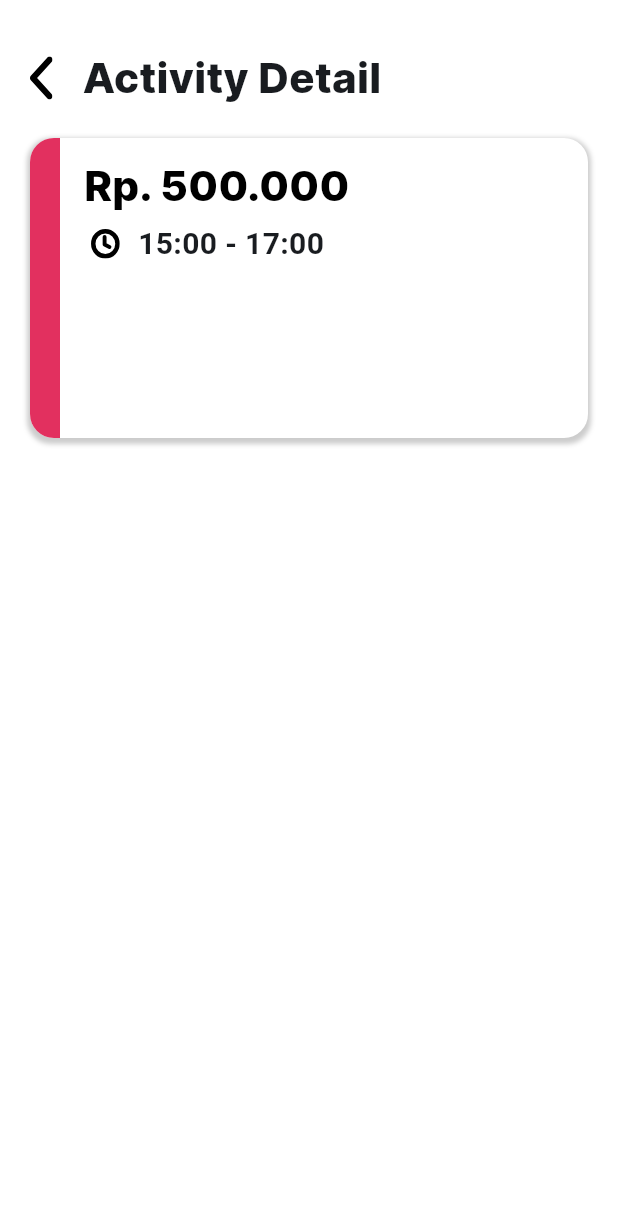
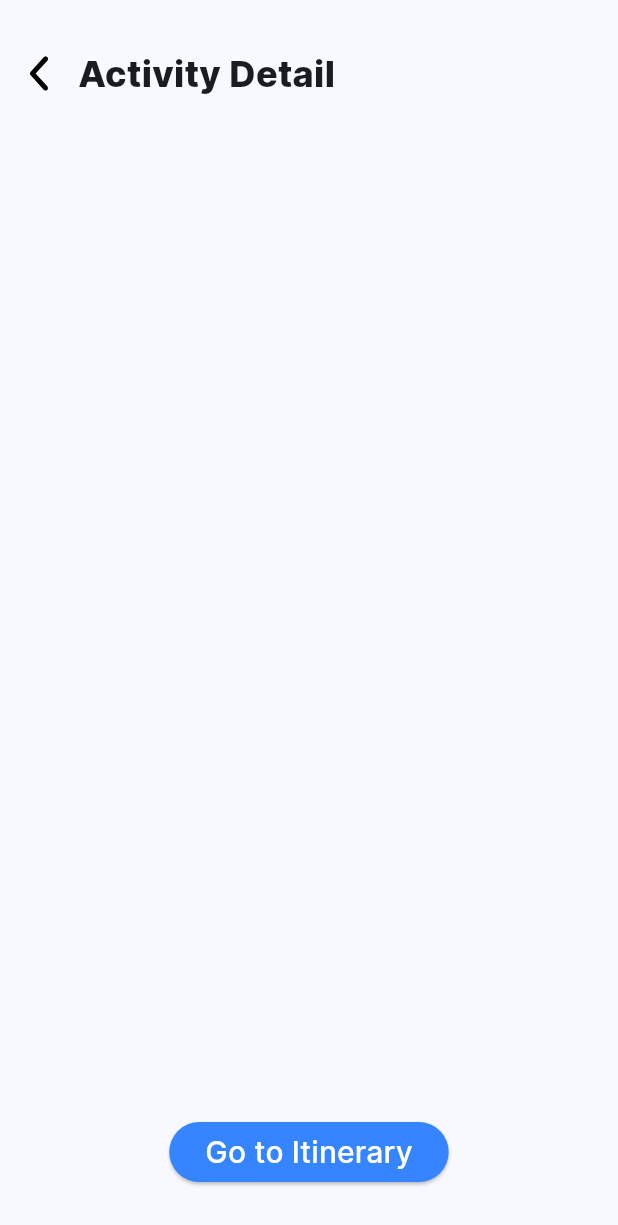
Before and after one commit to ryanceha/Trippin, a Flutter app: the DashboardPage screen opened directly, after a tap on "Itinerary", on a phone screen of 412 x 824 dp. Shown: the top 1225 px of the screen. Run offline on Flutter 3.47's test engine with Material 3 defaults, Android fonts, the phone set to English and light mode, and no system bars; our stand-ins replace animated_splash_screen, curved_navigation_bar, flutter_svg, percent_indicator.

Commit message:
connect dasboard to itinerary to activity detail page

```diff
--- a/lib/pages/activity_detail_page.dart
+++ b/lib/pages/activity_detail_page.dart
@@ -27,8 +27,8 @@ class _ActivityDetailPageState extends State<ActivityDetailPage> {
                     Navigator.pop(context);
                   },
                   child: Container(
-                    width: 15,
-                    height: 30,
+                    width: 12,
+                    height: 24,
                     child: SvgPicture.asset('lib/images/recommend/back.svg'),
                   ),
                 ),
@@ -37,7 +37,7 @@ class _ActivityDetailPageState extends State<ActivityDetailPage> {
                   'Activity Detail',
                   style: TextStyle(
                     fontFamily: 'Inter',
-                    fontSize: 28,
+                    fontSize: 24,
                     fontWeight: FontWeight.w800,
                   ),
                 ),
@@ -95,9 +95,9 @@ class _ActivityDetailPageState extends State<ActivityDetailPage> {
                             : 'Rp. 4.000',
                     style: TextStyle(
                       fontFamily: 'Inter',
-                      fontSize: 28,
+                      fontSize: 24,
                       color: Colors.black,
-                      fontWeight: FontWeight.w800,
+                      fontWeight: FontWeight.bold,
                     ),
                   ),
                   SizedBox(height: 4),
@@ -107,12 +107,12 @@ class _ActivityDetailPageState extends State<ActivityDetailPage> {
                       Center(
                         child: SvgPicture.asset(
                           'lib/images/dashboard/time.svg', // Update this path to your time SVG asset
-                          width: 20,
-                          height: 20,
+                          width: 15,
+                          height: 15,
                           color: Colors.black,
                         ),
                       ),
-                      const SizedBox(width: 12),
+                      const SizedBox(width: 8),
                       Text(
                         title == 'Itinerary'
                             ? '13:00 - 15:00'
@@ -120,19 +120,26 @@ class _ActivityDetailPageState extends State<ActivityDetailPage> {
                                 ? '15:00 - 17:00'
                                 : '18:00 - 19:00',
                         style: TextStyle(
-                          fontSize: 20,
-                          fontWeight: FontWeight.bold,
+                          fontFamily: 'Inter',
+                          fontSize: 18,
+                          fontWeight: FontWeight.w800,
                         ),
                       ),
                       const SizedBox(width: 8),
                       Text(
-                        title == 'Billing' ? 'IDR 150,000' : '',
+                        title == 'Expense' ? 'IDR 150,000' : '',
                         style: TextStyle(
                           color: Color(0xFF3485FF),
                           fontFamily: 'Inter',
                           fontSize: 14,
                           fontWeight: FontWeight.bold,
                         ),
+                      ),
+                      Divider(
+                        color: Colors.black, // Customize the color
+                        thickness: 2, // Customize the thickness
+                        indent: 20, // Customize the indent
+                        endIndent: 20, // Customize the end indent
                       ),
                     ],
                   ),
--- a/lib/pages/dashboard_page.dart
+++ b/lib/pages/dashboard_page.dart
@@ -2,6 +2,7 @@ import 'package:flutter/material.dart';
 import 'package:flutter_svg/flutter_svg.dart';
 import 'package:trippin/pages/activity_detail_page.dart';
 import 'package:trippin/pages/home_page.dart';
+import 'package:trippin/pages/itinerary_page.dart';
 
 class DashboardPage extends StatefulWidget {
   const DashboardPage({super.key});
@@ -139,11 +140,11 @@ Widget _itineraryButton(BuildContext context, String name, String imagePath) {
         context,
         MaterialPageRoute(
             builder: (context) =>
-                name == 'Itinerary' ? ActivityDetailPage() : HomePage()),
+                name == 'Itinerary' ? ItineraryPage() : HomePage()),
       );
     },
     child: Container(
-      padding: const EdgeInsets.only(top: 5, bottom: 5, left: 5, right: 10),
+      padding: const EdgeInsets.only(top: 5, bottom: 5, left: 5, right: 15),
       decoration: BoxDecoration(
         color: Colors.transparent,
         borderRadius: BorderRadius.circular(20),
@@ -167,7 +168,7 @@ Widget _itineraryButton(BuildContext context, String name, String imagePath) {
               ),
             ),
           ),
-          const SizedBox(width: 4),
+          const SizedBox(width: 8),
           Text(
             name,
             style: const TextStyle(
@@ -219,7 +220,7 @@ Widget _mainCard(
                       context,
                       MaterialPageRoute(
                           builder: (context) => title == 'Itinerary'
-                              ? ActivityDetailPage()
+                              ? ItineraryPage()
                               : HomePage()),
                     );
                   },
@@ -504,6 +505,7 @@ Widget _itineraryCard(Color color, String title) {
                               ? 'Makan Gelato'
                               : 'Tiket Masuk Water Blaster',
                       style: TextStyle(
+                        fontFamily: 'Inter',
                         fontSize: 16,
                         fontWeight: FontWeight.bold,
                       ),
@@ -529,6 +531,7 @@ Widget _itineraryCard(Color color, String title) {
                           : title == 'Expense'
                               ? '24 May 2024'
                               : 'You Own Daniel',
+                      style: TextStyle(fontFamily: 'Inter'),
                     ),
                     const SizedBox(width: 8),
                     Text(
--- /dev/null
+++ b/lib/pages/itinerary_page.dart
@@ -0,0 +1,74 @@
+import 'package:flutter/material.dart';
+import 'package:flutter_svg/flutter_svg.dart';
+import 'package:trippin/pages/activity_detail_page.dart';
+
+class ItineraryPage extends StatefulWidget {
+  const ItineraryPage({super.key});
+
+  @override
+  State<ItineraryPage> createState() => _ItineraryPageState();
+}
+
+class _ItineraryPageState extends State<ItineraryPage> {
+  @override
+  Widget build(BuildContext context) {
+    return Scaffold(
+      body: Padding(
+        padding: const EdgeInsets.symmetric(horizontal: 20, vertical: 32.0),
+        child: Center(
+          child: Column(
+            children: [
+              Row(
+                children: [
+                  GestureDetector(
+                    onTap: () {
+                      Navigator.pop(context);
+                    },
+                    child: Container(
+                      width: 12,
+                      height: 24,
+                      child: SvgPicture.asset('lib/images/recommend/back.svg'),
+                    ),
+                  ),
+                  const SizedBox(width: 20),
+                  Text(
+                    'Activity Detail',
+                    style: TextStyle(
+                      fontFamily: 'Inter',
+                      fontSize: 24,
+                      fontWeight: FontWeight.w800,
+                    ),
+                  ),
+                ],
+              ),
+              const Spacer(),
+              ElevatedButton(
+                style: ElevatedButton.styleFrom(
+                  backgroundColor: Color(0xFF3485FF),
+                  shape: RoundedRectangleBorder(
+                    borderRadius: BorderRadius.circular(20),
+                  ),
+                ),
+                onPressed: () {
+                  Navigator.push(
+                    context,
+                    MaterialPageRoute(
+                        builder: (context) => ActivityDetailPage()),
+                  );
+                },
+                child: Text(
+                  "Go to Itinerary",
+                  style: TextStyle(
+                    fontSize: 20,
+                    fontFamily: 'Inter',
+                    color: Colors.white,
+                  ),
+                ),
+              ),
+            ],
+          ),
+        ),
+      ),
+    );
+  }
+}
--- a/lib/pages/success_page.dart
+++ b/lib/pages/success_page.dart
@@ -56,7 +56,7 @@ class _SuccessPageState extends State<SuccessPage> {
                   padding: const EdgeInsets.symmetric(vertical: 14),
                   decoration: BoxDecoration(
                     color: Colors.white,
-                    borderRadius: BorderRadius.circular(8),
+                    borderRadius: BorderRadius.circular(30),
                   ),
                   child: Text("Back to Home",
                       style: TextStyle(
```
Also changed, not shown: lib/pages/recommend_page.dart (+26 -19 lines), pubspec.lock.
